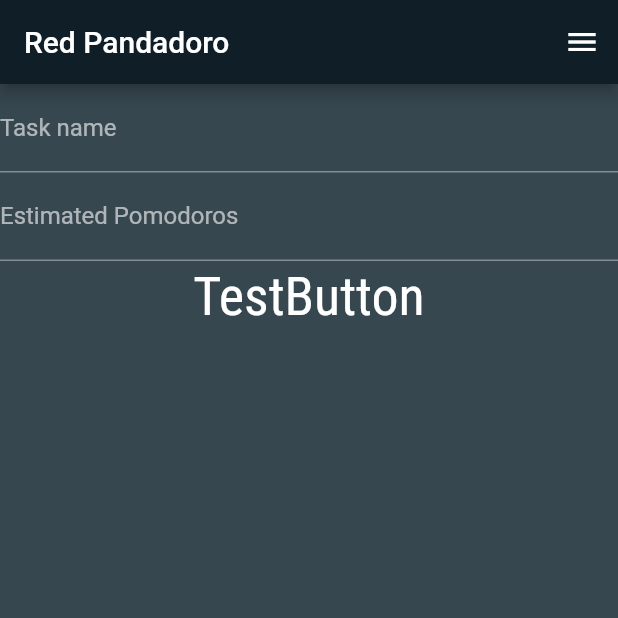
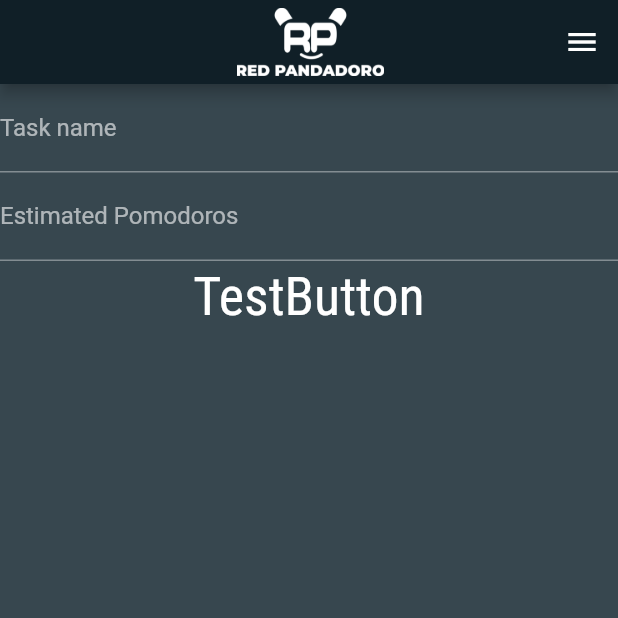
Before and after one commit to captain-maramo/red_pandadoro, a Flutter app: the AddTodoScreen screen opened directly, on a phone screen of 412 x 824 dp, the top half of it. Run offline on Flutter 3.47's test engine with Material 2 defaults, Android fonts, the light colour scheme and no system bars; our stand-ins replace dartz, equatable, get_it, hive, hive_flutter, percent_indicator and 1 more; accounts and stored records are empty.

Commit message:
added logos and icon

```diff
--- a/lib/presentation/pomodoro/add_todo_screen.dart
+++ b/lib/presentation/pomodoro/add_todo_screen.dart
@@ -29,7 +29,17 @@ class _AddTodoScreenState extends State<AddTodoScreen> {
 
     return Scaffold(
       appBar: AppBar(
-        title: Text(widget.title),
+        title: Padding(
+          padding: const EdgeInsets.only(left: 50.0),
+          child: Center(
+            child: Image.asset(
+              'assets/logo.png',
+              fit: BoxFit.fitHeight,
+              height: 45,
+              color: themeData.iconTheme.color,
+            ),
+          ),
+        ),
       ),
       endDrawer: Drawer(
         child: MenuDrawer(
```
Also changed, not shown: lib/main.dart (+4 -4 lines), lib/presentation/pomodoro/edit_todo_screen.dart (+11 -1 lines), lib/presentation/pomodoro/finished_todo_screen.dart (+11 -1 lines), lib/presentation/pomodoro/main_screen.dart (+11 -1 lines), lib/presentation/pomodoro/todo_list_screen.dart (+11 -1 lines), pubspec.yaml (+8 -0 lines), assets/icon.png (added), assets/logo.png (added), pubspec.lock.
